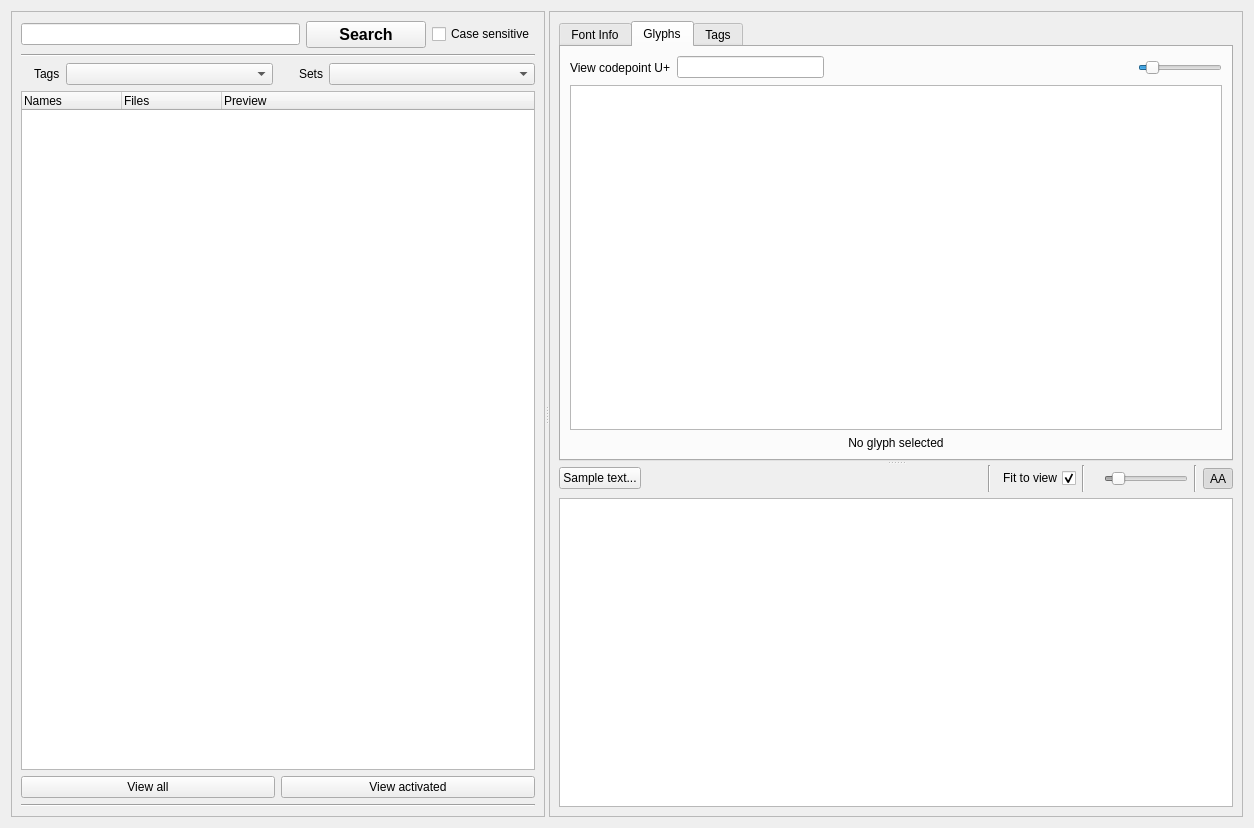
Before: the Qt Designer form src/mainview.ui in fontmatrix/fontmatrix, drawn with Qt 5.
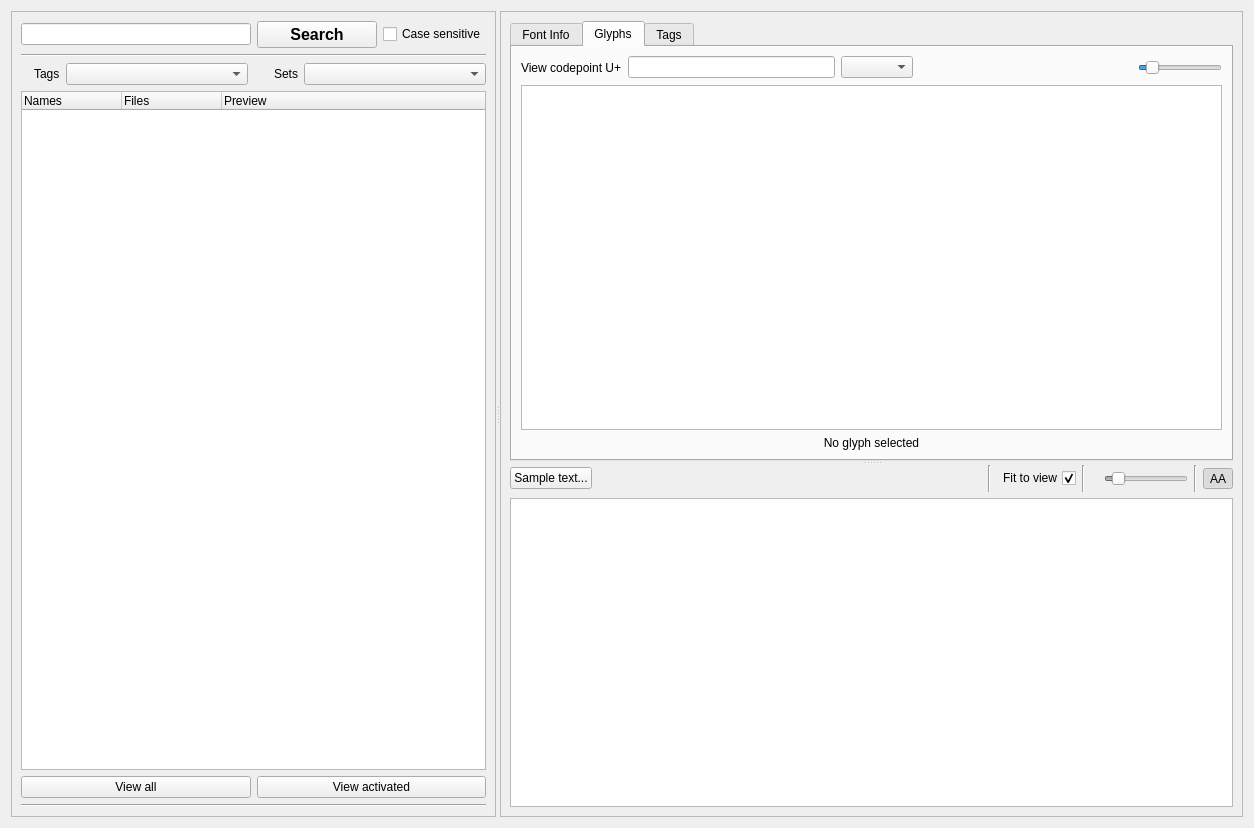
After: the same form once the commit is applied. The open tabs and pages were chosen to show the change. Icons and pictures are not drawn. Custom widgets are drawn as their Qt base class.

Diff of the .ui file:
```diff
--- a/src/mainview.ui
+++ b/src/mainview.ui
@@ -321,17 +321,7 @@
                  </widget>
                 </item>
                 <item>
-                 <spacer>
-                  <property name="orientation" >
-                   <enum>Qt::Horizontal</enum>
-                  </property>
-                  <property name="sizeHint" >
-                   <size>
-                    <width>40</width>
-                    <height>20</height>
-                   </size>
-                  </property>
-                 </spacer>
+                 <widget class="QComboBox" name="uniPlaneCombo" />
                 </item>
                 <item>
                  <spacer>
@@ -340,7 +330,7 @@
                   </property>
                   <property name="sizeHint" >
                    <size>
-                    <width>71</width>
+                    <width>137</width>
                     <height>23</height>
                    </size>
                   </property>
@@ -390,7 +380,9 @@
                 </property>
                </widget>
               </item>
-              <item>
+             </layout>
+            </item>
+            <item row="1" column="0" >
                <widget class="QLabel" name="glyphInfo" >
                 <property name="text" >
                  <string>No glyph selected</string>
@@ -401,8 +393,6 @@
                </widget>
               </item>
              </layout>
-            </item>
-           </layout>
           </widget>
           <widget class="QWidget" name="tagPage" >
            <attribute name="title" >
@@ -410,7 +400,7 @@
            </attribute>
           </widget>
          </widget>
-         <widget class="QWidget" name="" >
+         <widget class="QWidget" name="layoutWidget" >
           <layout class="QVBoxLayout" >
            <item>
             <layout class="QHBoxLayout" >
```
Lines whose indentation alone changed are shown as unchanged.
